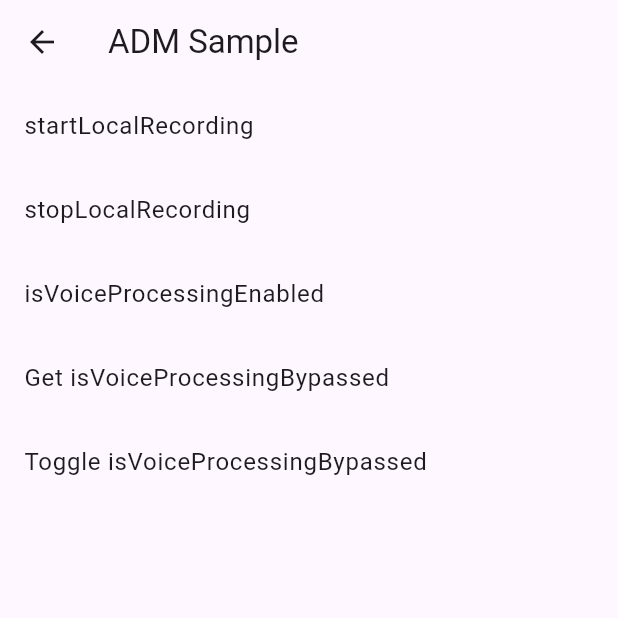
After one commit to zero-0002/SdpToolkit, a Flutter app: the AdmSample screen opened directly, after a tap on "Toggle isVoiceProcessingBypassed", on a phone screen of 412 x 824 dp, the top half of it. The commit adds this screen. Run offline on Flutter 3.47's test engine with Material 3 defaults, Android fonts, the phone set to English and light mode, and no system bars; our stand-ins replace logger, permission_handler, web; missing offline and left inert: dart:js_interop, dart:ui_web, dart_webrtc, flutter_background, gallery_saver_plus, sdp_transform and 1 more.

Commit message:
Local recording API for Darwin and Android (#1880)
startLocalRecording & stopLocalRecording for Darwin / Android

```diff
--- /dev/null
+++ b/example/lib/src/adm_sample.dart
@@ -0,0 +1,49 @@
+import 'package:flutter/material.dart';
+import 'package:flutter_webrtc/flutter_webrtc.dart';
+
+class AdmSample extends StatelessWidget {
+  @override
+  Widget build(BuildContext context) => Scaffold(
+        appBar: AppBar(
+          title: Text('ADM Sample'),
+        ),
+        body: ListView(
+          children: [
+            ListTile(
+              title: Text('startLocalRecording'),
+              onTap: () async {
+                await NativeAudioManagement.startLocalRecording();
+              },
+            ),
+            ListTile(
+              title: Text('stopLocalRecording'),
+              onTap: () async {
+                await NativeAudioManagement.stopLocalRecording();
+              },
+            ),
+            ListTile(
+              title: Text('isVoiceProcessingEnabled'),
+              onTap: () async {
+                final result = await NativeAudioManagement.isVoiceProcessingEnabled();
+                print('isVoiceProcessingEnabled: $result');
+              },
+            ),
+            ListTile(
+              title: Text('Get isVoiceProcessingBypassed'),
+              onTap: () async {
+                final result = await NativeAudioManagement.isVoiceProcessingBypassed();
+                print('isVoiceProcessingBypassed: $result');
+              },
+            ),
+            ListTile(
+              title: Text('Toggle isVoiceProcessingBypassed'),
+              onTap: () async {
+                final result = await NativeAudioManagement.isVoiceProcessingBypassed();
+                await NativeAudioManagement.setIsVoiceProcessingBypassed(!result);
+                print('isVoiceProcessingBypassed: $result');
+              },
+            ),
+          ],
+        ),
+      );
+}
--- a/lib/src/native/audio_management.dart
+++ b/lib/src/native/audio_management.dart
@@ -66,4 +66,72 @@ class NativeAudioManagement {
     }
     track.enabled = !mute;
   }
+
+  // ADM APIs
+  static Future<void> startLocalRecording() async {
+    if (!kIsWeb) {
+      try {
+        await WebRTC.invokeMethod(
+          'startLocalRecording',
+          <String, dynamic>{},
+        );
+      } on PlatformException catch (e) {
+        throw 'Unable to start local recording: ${e.message}';
+      }
+    }
+  }
+
+  static Future<void> stopLocalRecording() async {
+    if (!kIsWeb) {
+      try {
+        await WebRTC.invokeMethod(
+          'stopLocalRecording',
+          <String, dynamic>{},
+        );
+      } on PlatformException catch (e) {
+        throw 'Unable to stop local recording: ${e.message}';
+      }
+    }
+  }
+
+  static Future<bool> isVoiceProcessingEnabled() async {
+    if (kIsWeb) return false;
+
+    try {
+      final result = await WebRTC.invokeMethod(
+        'isVoiceProcessingEnabled',
+        <String, dynamic>{},
+      );
+      return result as bool;
+    } on PlatformException catch (e) {
+      throw 'Unable to get isVoiceProcessingEnabled: ${e.message}';
+    }
+  }
+
+  static Future<bool> isVoiceProcessingBypassed() async {
+    if (kIsWeb) return false;
+
+    try {
+      final result = await WebRTC.invokeMethod(
+        'isVoiceProcessingBypassed',
+        <String, dynamic>{},
+      );
+      return result as bool;
+    } on PlatformException catch (e) {
+      throw 'Unable to get isVoiceProcessingBypassed: ${e.message}';
+    }
+  }
+
+  static Future<void> setIsVoiceProcessingBypassed(bool value) async {
+    if (kIsWeb) return;
+
+    try {
+      await WebRTC.invokeMethod(
+        'setIsVoiceProcessingBypassed',
+        <String, dynamic>{"value": value},
+      );
+    } on PlatformException catch (e) {
+      throw 'Unable to set isVoiceProcessingBypassed: ${e.message}';
+    }
+  }
 }
```
Also changed, not shown: example/lib/main.dart (+10 -0 lines), 2 other files.
